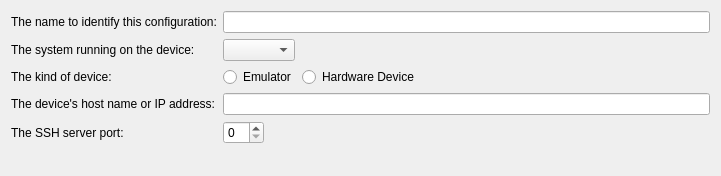
Above: src/plugins/madde/maemodeviceconfigwizardstartpage.ui from qt-creator/qt-creator before the change. Below: the same form after it.
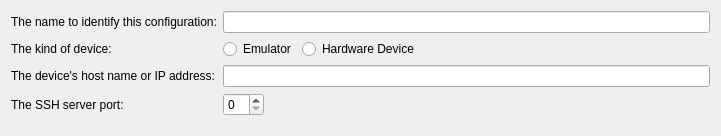
That is the form after the change.

Commit message:
DeviceFactory: Allow for querying supported device types
Allow to query the DeviceFactory for device types it can create as
well as the display names to use for those types. Also allow to
create any of the supported device types.

The MaddeDeviceFactory makes use of the information to set the correct
type in the wizard.

What changed in the file:
```diff
--- a/src/plugins/madde/maemodeviceconfigwizardstartpage.ui
+++ b/src/plugins/madde/maemodeviceconfigwizardstartpage.ui
@@ -7,13 +7,16 @@
     <x>0</x>
     <y>0</y>
     <width>721</width>
-    <height>176</height>
+    <height>136</height>
    </rect>
   </property>
   <property name="windowTitle">
    <string>WizardPage</string>
   </property>
   <layout class="QFormLayout" name="formLayout">
+   <property name="fieldGrowthPolicy">
+    <enum>QFormLayout::AllNonFixedFieldsGrow</enum>
+   </property>
    <item row="0" column="0">
     <widget class="QLabel" name="nameLabel">
      <property name="text">
@@ -25,40 +28,13 @@
     <widget class="QLineEdit" name="nameLineEdit"/>
    </item>
    <item row="1" column="0">
-    <widget class="QLabel" name="maemoVersionLabel">
-     <property name="text">
-      <string>The system running on the device:</string>
-     </property>
-    </widget>
-   </item>
-   <item row="1" column="1">
-    <layout class="QHBoxLayout" name="horizontalLayout">
-     <item>
-      <widget class="QComboBox" name="osTypeComboBox"/>
-     </item>
-     <item>
-      <spacer name="horizontalSpacer">
-       <property name="orientation">
-        <enum>Qt::Horizontal</enum>
-       </property>
-       <property name="sizeHint" stdset="0">
-        <size>
-         <width>40</width>
-         <height>20</height>
-        </size>
-       </property>
-      </spacer>
-     </item>
-    </layout>
-   </item>
-   <item row="2" column="0">
     <widget class="QLabel" name="typeLabel">
      <property name="text">
       <string>The kind of device:</string>
      </property>
     </widget>
    </item>
-   <item row="2" column="1">
+   <item row="1" column="1">
     <layout class="QHBoxLayout" name="horizontalLayout_2">
      <item>
       <widget class="QRadioButton" name="emulatorButton">
@@ -89,24 +65,24 @@
      </item>
     </layout>
    </item>
-   <item row="3" column="0">
+   <item row="2" column="0">
     <widget class="QLabel" name="hostNameLabel">
      <property name="text">
       <string>The device's host name or IP address:</string>
      </property>
     </widget>
    </item>
-   <item row="3" column="1">
+   <item row="2" column="1">
     <widget class="QLineEdit" name="hostNameLineEdit"/>
    </item>
-   <item row="4" column="0">
+   <item row="3" column="0">
     <widget class="QLabel" name="sshPortLabel">
      <property name="text">
       <string>The SSH server port:</string>
      </property>
     </widget>
    </item>
-   <item row="4" column="1">
+   <item row="3" column="1">
     <layout class="QHBoxLayout" name="horizontalLayout_3">
      <item>
       <widget class="QSpinBox" name="sshPortSpinBox"/>
```
The commit also changes 22 other files.
